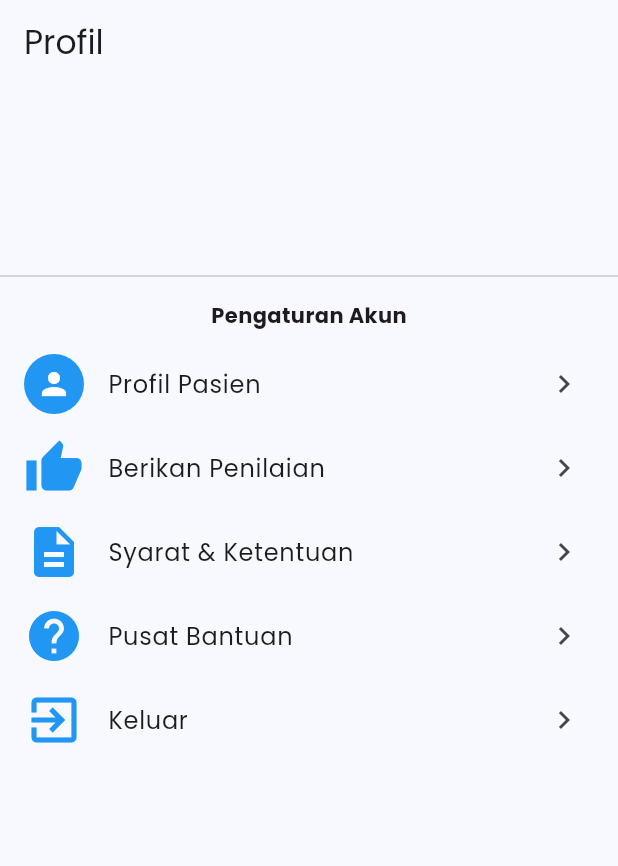
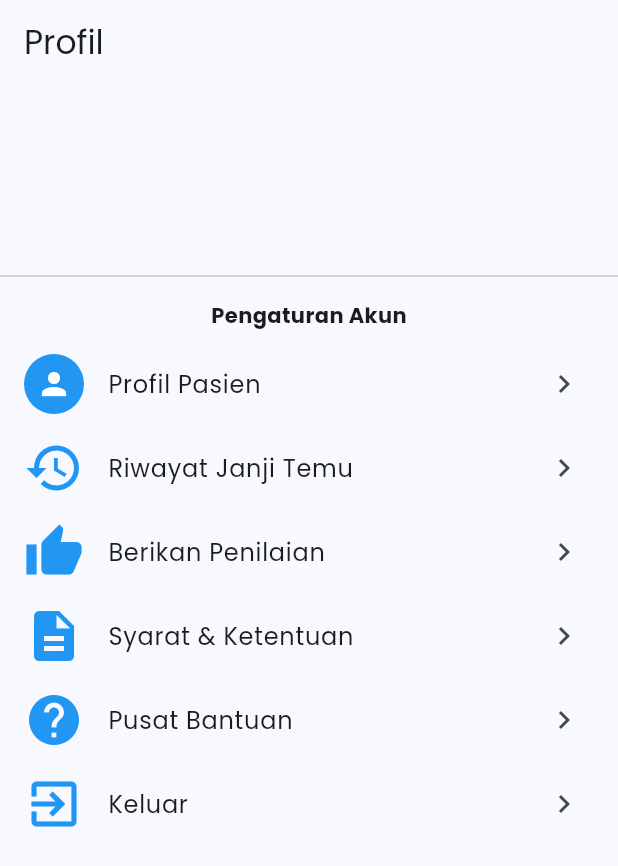
Before and after one commit to boyaditya/flutter-outpatient-hospital-app, a Flutter app: the ProfilScreen screen opened directly, on a phone screen of 412 x 824 dp. Shown: the top 866 px of the screen. Run offline on Flutter 3.47's test engine with Material 3 defaults, Android fonts, the phone set to English and light mode, and no system bars; our stand-ins replace bloc, calendar_date_picker2, carousel_slider, dots_indicator, flutter_bloc, flutter_rating_bar and 2 more; accounts and stored records are empty; network calls fail.

Commit message:
riwayat janji temu

```diff
--- a/app/lib/pages/profile/profile.dart
+++ b/app/lib/pages/profile/profile.dart
@@ -1,6 +1,7 @@
 import 'package:flutter/material.dart';
 import 'package:flutter_bloc/flutter_bloc.dart';
 import 'package:tubes/cubits/patient_cubit.dart';
+import 'package:tubes/pages/lihat_janji_temu/histori_janji_temu.dart';
 import 'package:tubes/pages/profile/detail_profile.dart';
 import 'package:tubes/pages/profile/keluar.dart';
 import 'package:tubes/pages/profile/syarat_ketentuan.dart';
@@ -106,6 +107,18 @@ class ProfilScreen extends StatelessWidget {
               );
             },
           ),
+					ListTile(
+            leading: const Icon(Icons.history, color: Colors.blue, size: 40),
+            title: const Text('Riwayat Janji Temu'),
+            trailing: const Icon(Icons.chevron_right),
+            onTap: () {
+              Navigator.push(
+                context,
+                MaterialPageRoute(
+                    builder: (context) => const HistoriJanjiTemu(title: 'Histori Janji Temu',)),
+              );
+            },
+          ),
           ListTile(
             leading: const Icon(Icons.thumb_up, color: Colors.blue, size: 40),
             title: const Text('Berikan Penilaian'),
```
Also changed, not shown: app/lib/pages/lihat_janji_temu/janji_temu_saya2.dart (+0 -35 lines).
